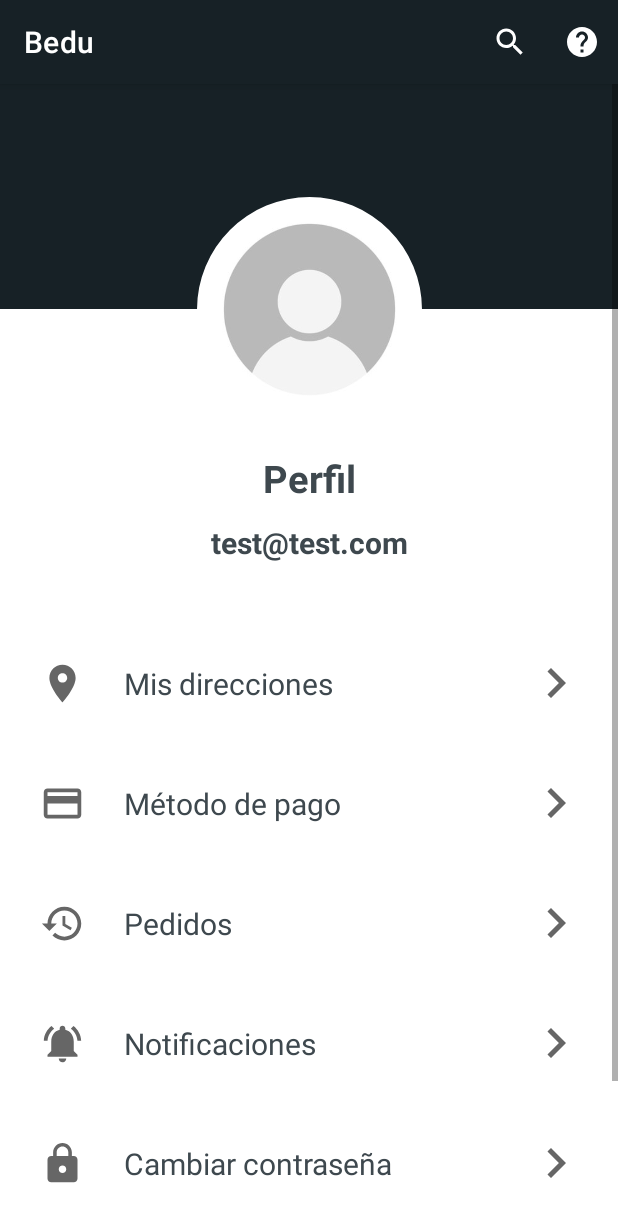
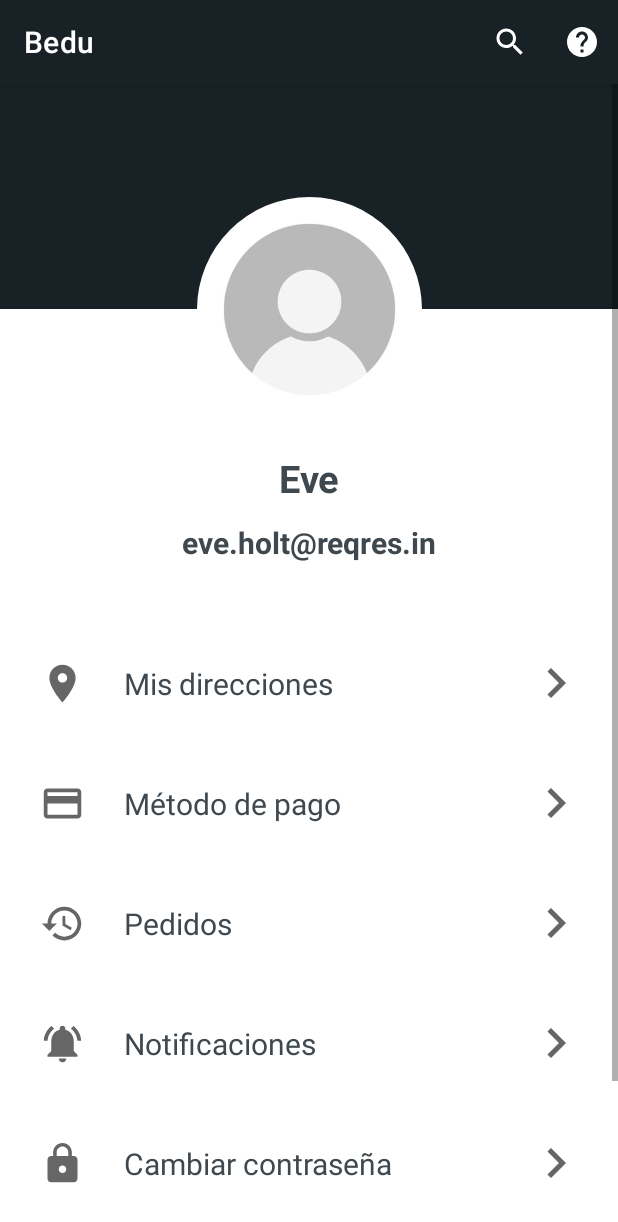
Before and after one commit to ginona/bedu-kotlin-adv, an Android app: the ProfileFragment screen opened through its navigation route, on a phone screen of 412 x 824 dp. Shown: the top 1222 px of the screen. Run offline under Robolectric (Android 15) with nearby library versions, the phone set to English and light mode, and no system bars; our stand-ins replace navigation-ui; libraries missing offline, so code that uses them is left out: coil.api.load; pictures from the network do not load; 1 statement that could not run was skipped.

Commit message:
Adding shared preferences

```diff
--- a/app/src/main/java/com/gino/projectbedu/fragments/ProfileFragment.kt
+++ b/app/src/main/java/com/gino/projectbedu/fragments/ProfileFragment.kt
@@ -1,20 +1,29 @@
 package com.gino.projectbedu.fragments
 
+import android.content.Context
+import android.content.SharedPreferences
 import android.os.Bundle
 import androidx.fragment.app.Fragment
 import android.view.LayoutInflater
 import android.view.View
 import android.view.ViewGroup
+import android.widget.TextView
 import androidx.recyclerview.widget.LinearLayoutManager
 import androidx.recyclerview.widget.RecyclerView
+import coil.api.load
 import com.gino.projectbedu.R
 import com.gino.projectbedu.adapters.ElementsAdapter
+import com.google.android.material.imageview.ShapeableImageView
 
 /**
  * Fragment vacío a modo ejemplo momentaneamente.
  */
 class ProfileFragment : Fragment() {
     private lateinit var recycler: RecyclerView
+    private lateinit var userName: TextView
+    private lateinit var userPhoto: ShapeableImageView
+    private lateinit var userEmail: TextView
+    private var sharedPreferences: SharedPreferences? = null
 
     override fun onCreateView(
         inflater: LayoutInflater, container: ViewGroup?,
@@ -26,10 +35,24 @@ class ProfileFragment : Fragment() {
     override fun onViewCreated(view: View, savedInstanceState: Bundle?) {
         super.onViewCreated(view, savedInstanceState)
         recycler = view.findViewById(R.id.elementRecyclerView)
+        userName = view.findViewById(R.id.user_name)
+        userPhoto = view.findViewById(R.id.profile_image)
+        userEmail = view.findViewById(R.id.user_email)
         val clickListener: () -> Unit = {}
 
         recycler.adapter = ElementsAdapter(getProfileElements(), clickListener)
         recycler.layoutManager = LinearLayoutManager(activity)
+
+        sharedPreferences =
+            this.activity?.getSharedPreferences("com.gino.projectbedu", Context.MODE_PRIVATE)
+
+        profileData()
+    }
+
+    private fun profileData(){
+        userName.setText(sharedPreferences?.getString("USER_NAME","Eve"))
+        userEmail.setText(sharedPreferences?.getString("USER_EMAIL","eve.holt@reqres.in"))
+        userPhoto.load(sharedPreferences?.getString("USER_PHOTO","https://reqres.in/img/faces/4-image.jpg"))
     }
 
     private fun getProfileElements(): List<Element>{
--- a/app/src/main/res/layout/fragment_profile.xml
+++ b/app/src/main/res/layout/fragment_profile.xml
@@ -49,6 +49,18 @@
         app:layout_constraintStart_toStartOf="parent"
         app:layout_constraintTop_toBottomOf="@+id/profile_image" />
 
+    <TextView
+        android:id="@+id/user_email"
+        android:layout_width="wrap_content"
+        android:layout_height="wrap_content"
+        android:layout_marginTop="12dp"
+        android:text="@string/test_mail"
+        android:textColor="@color/primaryLightColor"
+        android:textSize="20sp"
+        android:textStyle="bold"
+        app:layout_constraintEnd_toEndOf="parent"
+        app:layout_constraintStart_toStartOf="parent"
+        app:layout_constraintTop_toBottomOf="@+id/user_name" />
 
     <androidx.recyclerview.widget.RecyclerView
         android:id="@+id/elementRecyclerView"
@@ -81,18 +93,7 @@
         app:layout_constraintStart_toStartOf="parent"
         app:layout_constraintTop_toBottomOf="@+id/elementRecyclerView" />
 
-    <TextView
-        android:id="@+id/user_email"
-        android:layout_width="wrap_content"
-        android:layout_height="wrap_content"
-        android:layout_marginTop="12dp"
-        android:text="@string/test_mail"
-        android:textColor="@color/primaryLightColor"
-        android:textSize="20dp"
-        android:textStyle="bold"
-        app:layout_constraintEnd_toEndOf="parent"
-        app:layout_constraintStart_toStartOf="parent"
-        app:layout_constraintTop_toBottomOf="@+id/user_name" />
+
 </androidx.constraintlayout.widget.ConstraintLayout>
 </ScrollView>
 </FrameLayout>
```
Also changed, not shown: app/src/main/java/com/gino/projectbedu/fragments/LoginFragment.kt (+8 -5 lines).
